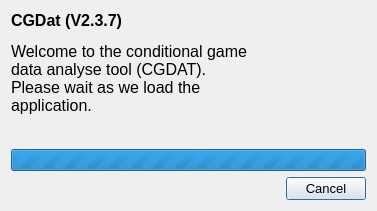
Above: qt/splash_screen.ui from rickstaa/CCDAT before the change. Below: the same form after it.
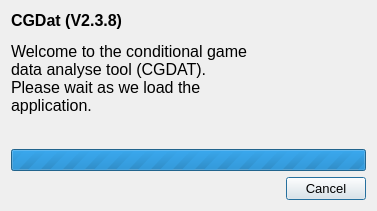
That is the form after the change. Icons and pictures are not drawn.

What changed in the file:
```diff
--- a/qt/splash_screen.ui
+++ b/qt/splash_screen.ui
@@ -51,8 +51,8 @@
           <string>&lt;!DOCTYPE HTML PUBLIC &quot;-//W3C//DTD HTML 4.0//EN&quot; &quot;http://www.w3.org/TR/REC-html40/strict.dtd&quot;&gt;
 &lt;html&gt;&lt;head&gt;&lt;meta name=&quot;qrichtext&quot; content=&quot;1&quot; /&gt;&lt;style type=&quot;text/css&quot;&gt;
 p, li { white-space: pre-wrap; }
-&lt;/style&gt;&lt;/head&gt;&lt;body style=&quot; font-family:'MS Shell Dlg 2'; font-size:16pt; font-weight:400; font-style:normal;&quot;&gt;
-&lt;p style=&quot; margin-top:12px; margin-bottom:12px; margin-left:0px; margin-right:0px; -qt-block-indent:0; text-indent:0px;&quot;&gt;&lt;span style=&quot; font-size:12pt; font-weight:600;&quot;&gt;CGDat (V2.3.7)&lt;/span&gt;&lt;/p&gt;
+&lt;/style&gt;&lt;/head&gt;&lt;body style=&quot; font-family:'MS Shell Dlg 2'; font-size:8pt; font-weight:400; font-style:normal;&quot;&gt;
+&lt;p style=&quot; margin-top:12px; margin-bottom:12px; margin-left:0px; margin-right:0px; -qt-block-indent:0; text-indent:0px;&quot;&gt;&lt;span style=&quot; font-size:12pt; font-weight:600;&quot;&gt;CGDat (V2.3.8)&lt;/span&gt;&lt;/p&gt;
 &lt;p style=&quot; margin-top:12px; margin-bottom:12px; margin-left:0px; margin-right:0px; -qt-block-indent:0; text-indent:0px;&quot;&gt;&lt;span style=&quot; font-size:12pt;&quot;&gt;Welcome to the conditional game data analyse tool (CGDAT). Please wait as we load the application.&lt;/span&gt;&lt;/p&gt;&lt;/body&gt;&lt;/html&gt;</string>
          </property>
          <property name="alignment">
```
